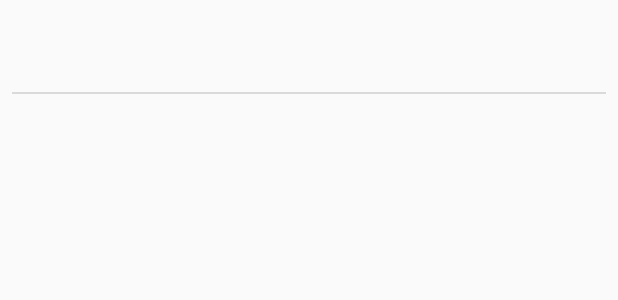
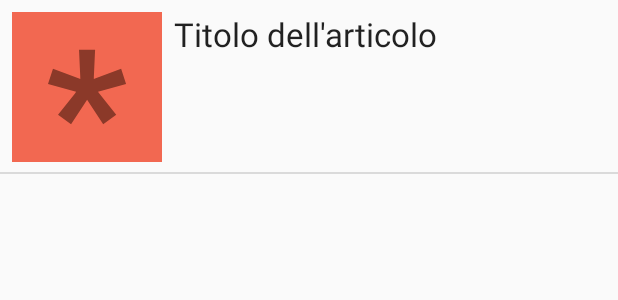
Before and after one commit to save91/my-journal, an Android app: the layout post_list_item.xml on its own in the app's theme, with its tools: preview values and no code run, on a phone screen of 412 x 824 dp. Shown: the top 300 px of the screen. Run offline under Robolectric (Android 15) with nearby library versions, the phone set to English and light mode, and no system bars.

Commit message:
Adds thundbail to post list item

```diff
--- /dev/null
+++ b/my-journal-android/app/src/main/res/drawable/default_thundbail.xml
@@ -0,0 +1,5 @@
+<vector android:height="100dp" android:viewportHeight="250"
+    android:viewportWidth="250" android:width="100dp" xmlns:android="http://schemas.android.com/apk/res/android">
+    <path android:fillColor="#F26851" android:pathData="M-23,-23h296v296h-296z"/>
+    <path android:fillColor="#8B3929" android:pathData="M103.8,132.1l3.1,1l-1.9,2.6l-28.3,35.4l21.7,15.8l24.9,-37.9l1.9,-2.6l1.9,2.6l24.9,37.9l21.7,-15.8l-28.5,-35.5l-1.9,-2.6l3.1,-1l43.7,-12l-8.2,-25.4l-42.4,16l-3.1,1v-3.2l2.1,-45.3h-26.8l2.1,45.3v3.2l-3.1,-1l-42.4,-16L60,120.1L103.8,132.1L103.8,132.1z"/>
+</vector>
--- a/my-journal-android/app/src/main/res/layout/post_list_item.xml
+++ b/my-journal-android/app/src/main/res/layout/post_list_item.xml
@@ -1,22 +1,43 @@
 <?xml version="1.0" encoding="utf-8"?>
-<LinearLayout xmlns:android="http://schemas.android.com/apk/res/android"
+<android.support.constraint.ConstraintLayout xmlns:android="http://schemas.android.com/apk/res/android"
     android:layout_width="match_parent"
-    android:layout_height="wrap_content"
+    android:layout_height="116dp"
+    xmlns:tools="http://schemas.android.com/tools"
+    xmlns:app="http://schemas.android.com/apk/res-auto"
     android:orientation="vertical">
+
+    <ImageView
+        android:id="@+id/imageView"
+        android:contentDescription="@string/desc_post_thundbail"
+        android:layout_width="100dp"
+        android:layout_height="100dp"
+        android:layout_marginStart="8dp"
+        android:layout_marginLeft="8dp"
+        android:layout_marginTop="8dp"
+        app:layout_constraintStart_toStartOf="parent"
+        app:layout_constraintTop_toTopOf="parent"
+        android:src="@drawable/default_thundbail" />
 
     <TextView
         android:id="@+id/tv_post_title"
         style="@style/TextAppearance.AppCompat.Large"
-        android:layout_width="wrap_content"
+        android:layout_width="0dp"
         android:layout_height="wrap_content"
-        android:padding="16dp"/>
+        android:layout_marginStart="8dp"
+        android:layout_marginLeft="8dp"
+        android:layout_marginTop="8dp"
+        android:layout_marginEnd="8dp"
+        android:layout_marginRight="8dp"
+        app:layout_constraintEnd_toEndOf="parent"
+        app:layout_constraintStart_toEndOf="@+id/imageView"
+        app:layout_constraintTop_toTopOf="parent"
+        tools:text="Titolo dell'articolo" />
 
     <!--This View serves as a visual divider between list items-->
     <View
         android:layout_width="match_parent"
         android:layout_height="1dp"
         android:background="#dadada"
-        android:layout_marginLeft="8dp"
-        android:layout_marginRight="8dp" />
+        app:layout_constraintBottom_toBottomOf="parent" />
 
-</LinearLayout>
+</android.support.constraint.ConstraintLayout>
--- a/my-journal-android/app/src/main/res/values/strings.xml
+++ b/my-journal-android/app/src/main/res/values/strings.xml
@@ -10,5 +10,7 @@
     <string name="pref_server_key" translatable="false">server</string>
     <string name="pref_server_default" translatable="false">http://10.0.2.2:8080</string>
 
+    <string name="desc_post_thundbail">Post thundbail</string>
+
     <string name="title_activity_settings">Settings</string>
 </resources>
```
